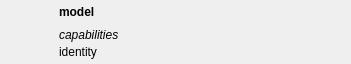
Before: the Qt Designer form qt/board_widget.ui in Koromix/tytools, drawn with Qt 5.
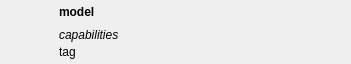
After: the same form once the commit is applied. The open tabs and pages were chosen to show the change. Icons and pictures are not drawn.

Diff of the .ui file:
```diff
--- a/qt/board_widget.ui
+++ b/qt/board_widget.ui
@@ -133,7 +133,7 @@
          <item>
           <widget class="QLabel" name="identityLabel">
            <property name="text">
-            <string>identity</string>
+            <string>tag</string>
            </property>
           </widget>
          </item>
```
Left out of the diff: 2 changed lines with no effect on the pictures.
